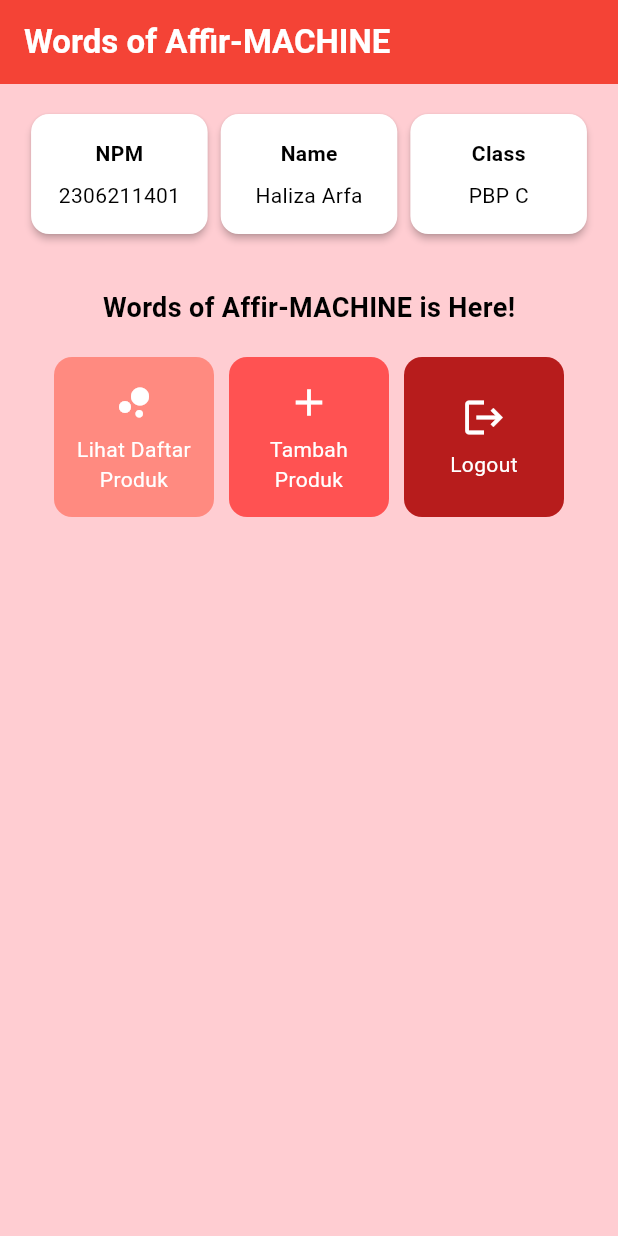
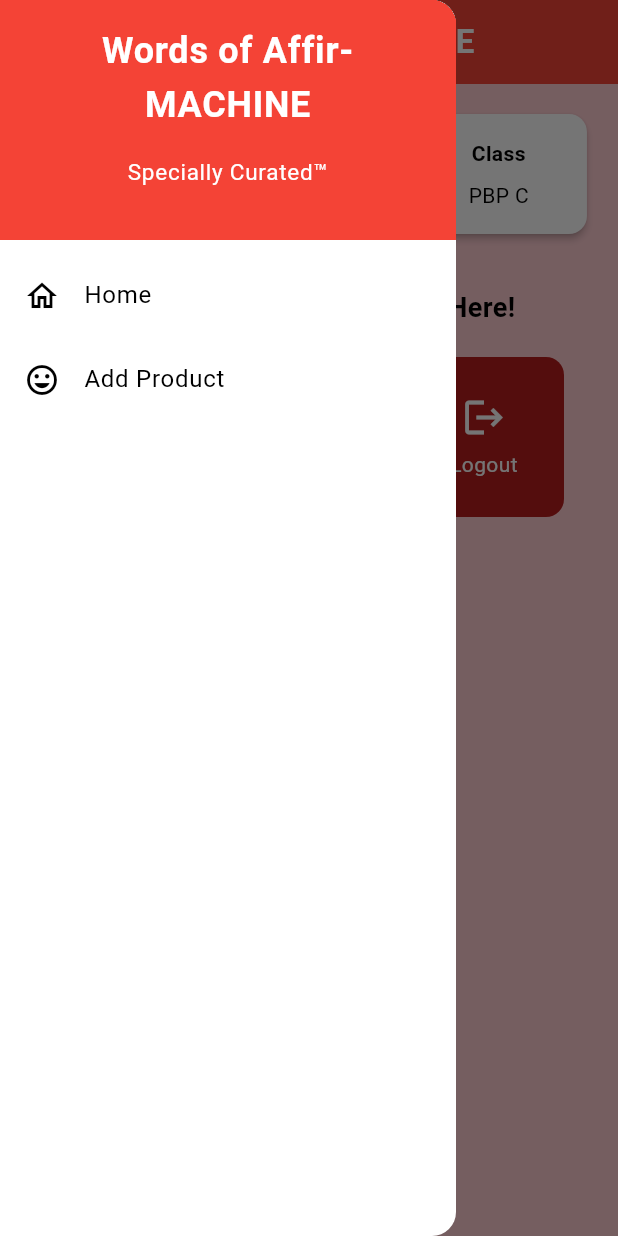
Before and after one commit to halizaarfa/words-of-affirmachine-mobile, a Flutter app: the screen it shows after launch, with the side drawer open (before the commit the screen has no drawer), on a phone screen of 412 x 824 dp. Run offline on Flutter 3.47's test engine with Material 3 defaults, Android fonts, the light colour scheme and no system bars.

Commit message:
Tugas 8: Flutter Navigation, Layouts, Forms, and Input Elements - Tahap pertama KLAR

```diff
--- a/lib/main.dart
+++ b/lib/main.dart
@@ -1,5 +1,5 @@
 import 'package:flutter/material.dart';
-import 'package:words_of_affirmachine/menu.dart';
+import 'package:words_of_affirmachine/screens/menu.dart';
 
 void main() {
   runApp(const MyApp());
@@ -12,7 +12,7 @@ class MyApp extends StatelessWidget {
   @override
   Widget build(BuildContext context) {
     return MaterialApp(
-      title: 'Flutter Demo',
+      title: 'Words of Affir-MACHINE',
       theme: ThemeData(
         scaffoldBackgroundColor: Colors.red[100],
         colorScheme: ColorScheme.fromSwatch(
--- a/lib/menu.dart
+++ b/lib/screens/menu.dart
@@ -1,4 +1,6 @@
 import 'package:flutter/material.dart';
+import 'package:words_of_affirmachine/widgets/left_drawer.dart';
+import 'package:words_of_affirmachine/widgets/product_cart.dart';
 
 class MyHomePage extends StatelessWidget {
   MyHomePage({super.key});
@@ -8,8 +10,8 @@ class MyHomePage extends StatelessWidget {
   final String className = 'PBP C'; // Kelas
 
   final List<ItemHomepage> items = [
-        ItemHomepage("Lihat Daftar Produk", Icons.bubble_chart, Colors.redAccent[100]),
-        ItemHomepage("Tambah Produk", Icons.add, Colors.redAccent),
+        ItemHomepage("Products", Icons.bubble_chart, Colors.redAccent[100]),
+        ItemHomepage("Add Product", Icons.add, Colors.redAccent),
         ItemHomepage("Logout", Icons.logout, Colors.red[900]),
      ];
 
@@ -29,7 +31,9 @@ class MyHomePage extends StatelessWidget {
         ),
         // Warna latar belakang AppBar diambil dari skema warna tema aplikasi.
         backgroundColor: Theme.of(context).colorScheme.primary,
+        iconTheme: const IconThemeData(color: Colors.white),
       ),
+      drawer: const LeftDrawer(),
       // Body halaman dengan padding di sekelilingnya.
       body: Padding(
         padding: const EdgeInsets.all(16.0),
@@ -125,64 +129,3 @@ class InfoCard extends StatelessWidget {
     );
   }
 }
-
-class ItemHomepage {
-     final String name;
-     final IconData icon;
-     final Color? color;
-
-     ItemHomepage(this.name, this.icon, this.color);
- }
-
-class ItemCard extends StatelessWidget {
-  // Menampilkan kartu dengan ikon dan nama.
-
-  final ItemHomepage item;
-
-  const ItemCard(this.item, {super.key});
-
-  @override
-  Widget build(BuildContext context) {
-    return Material(
-      // Menentukan warna latar belakang dari tema aplikasi.
-      color: item.color,
-      // Membuat sudut kartu melengkung.
-      borderRadius: BorderRadius.circular(12),
-
-      child: InkWell(
-        // Aksi ketika kartu ditekan.
-        onTap: () {
-          // Menampilkan pesan SnackBar saat kartu ditekan.
-          ScaffoldMessenger.of(context)
-            ..hideCurrentSnackBar()
-            ..showSnackBar(
-              SnackBar(content: Text("Kamu telah menekan tombol ${item.name}!"))
-            );
-        },
-        // Container untuk menyimpan Icon dan Text
-        child: Container(
-          padding: const EdgeInsets.all(8),
-          child: Center(
-            child: Column(
-              // Menyusun ikon dan teks di tengah kartu.
-              mainAxisAlignment: MainAxisAlignment.center,
-              children: [
-                Icon(
-                  item.icon,
-                  color: Colors.white,
-                  size: 30.0,
-                ),
-                const Padding(padding: EdgeInsets.all(3)),
-                Text(
-                  item.name,
-                  textAlign: TextAlign.center,
-                  style: const TextStyle(color: Colors.white),
-                ),
-              ],
-            ),
-          ),
-        ),
-      ),
-    );
-  }
-}
--- /dev/null
+++ b/lib/widgets/left_drawer.dart
@@ -0,0 +1,69 @@
+import 'package:flutter/material.dart';
+import 'package:words_of_affirmachine/screens/menu.dart';
+import 'package:words_of_affirmachine/screens/productentry_form.dart';
+
+class LeftDrawer extends StatelessWidget {
+  const LeftDrawer({super.key});
+
+  @override
+  Widget build(BuildContext context) {
+    return Drawer(
+      child: ListView(
+        children: [
+          DrawerHeader(
+              decoration: BoxDecoration(
+                color: Theme.of(context).colorScheme.primary,
+              ),
+              child: const Column(
+                children: [
+                  Text(
+                    'Words of Affir-MACHINE',
+                    textAlign: TextAlign.center,
+                    style: TextStyle(
+                      fontSize: 24,
+                      fontWeight: FontWeight.bold,
+                      color: Colors.white,
+                    ),
+                  ),
+                  Padding(padding: EdgeInsets.all(8)),
+                  Text(
+                    "Specially Curated™",
+                    textAlign: TextAlign.center,
+                    style: TextStyle(
+                      fontSize: 15.0,
+                      color: Colors.white,
+                      fontWeight: FontWeight.normal,
+                    ),
+                  ),
+
+                ],
+              ),
+          ),
+            ListTile(
+              leading: const Icon(Icons.home_outlined),
+              title: const Text('Home'),
+              // Bagian redirection ke MyHomePage
+              onTap: () {
+                Navigator.pushReplacement(
+                  context,
+                  MaterialPageRoute(
+                    builder: (context) => MyHomePage(),
+                  ));
+              },
+            ),
+            ListTile(
+              leading: const Icon(Icons.mood),
+              title: const Text('Add Product'),
+              // Bagian redirection ke ProductEntryFormPage
+              onTap: () {
+                Navigator.push(
+                  context,
+                  MaterialPageRoute(builder: (context) => const ProductEntryFormPage()),
+                );
+              },
+            ),
+        ],
+      ),
+    );
+  }
+}
--- /dev/null
+++ b/lib/widgets/product_cart.dart
@@ -0,0 +1,69 @@
+import 'package:flutter/material.dart';
+import 'package:words_of_affirmachine/screens/productentry_form.dart';
+
+class ItemHomepage {
+     final String name;
+     final IconData icon;
+     final Color? color;
+
+     ItemHomepage(this.name, this.icon, this.color);
+ }
+
+class ItemCard extends StatelessWidget {
+  // Menampilkan kartu dengan ikon dan nama.
+
+  final ItemHomepage item;
+
+  const ItemCard(this.item, {super.key});
+
+  @override
+  Widget build(BuildContext context) {
+    return Material(
+      // Menentukan warna latar belakang dari tema aplikasi.
+      color: item.color,
+      // Membuat sudut kartu melengkung.
+      borderRadius: BorderRadius.circular(12),
+
+      child: InkWell(
+        // Aksi ketika kartu ditekan.
+        onTap: () {
+          // Menampilkan pesan SnackBar saat kartu ditekan.
+          ScaffoldMessenger.of(context)
+            ..hideCurrentSnackBar()
+            ..showSnackBar(
+              SnackBar(content: Text("Kamu telah menekan tombol ${item.name}!"))
+            );
+          if (item.name == "Add Product") {
+            Navigator.push(
+              context,
+              MaterialPageRoute(builder: (context) => const ProductEntryFormPage()),
+            );
+          }
+        },
+        // Container untuk menyimpan Icon dan Text
+        child: Container(
+          padding: const EdgeInsets.all(8),
+          child: Center(
+            child: Column(
+              // Menyusun ikon dan teks di tengah kartu.
+              mainAxisAlignment: MainAxisAlignment.center,
+              children: [
+                Icon(
+                  item.icon,
+                  color: Colors.white,
+                  size: 30.0,
+                ),
+                const Padding(padding: EdgeInsets.all(3)),
+                Text(
+                  item.name,
+                  textAlign: TextAlign.center,
+                  style: const TextStyle(color: Colors.white),
+                ),
+              ],
+            ),
+          ),
+        ),
+      ),
+    );
+  }
+}
```
Also changed, not shown: lib/screens/productentry_form.dart (added, +173 -0 lines).
